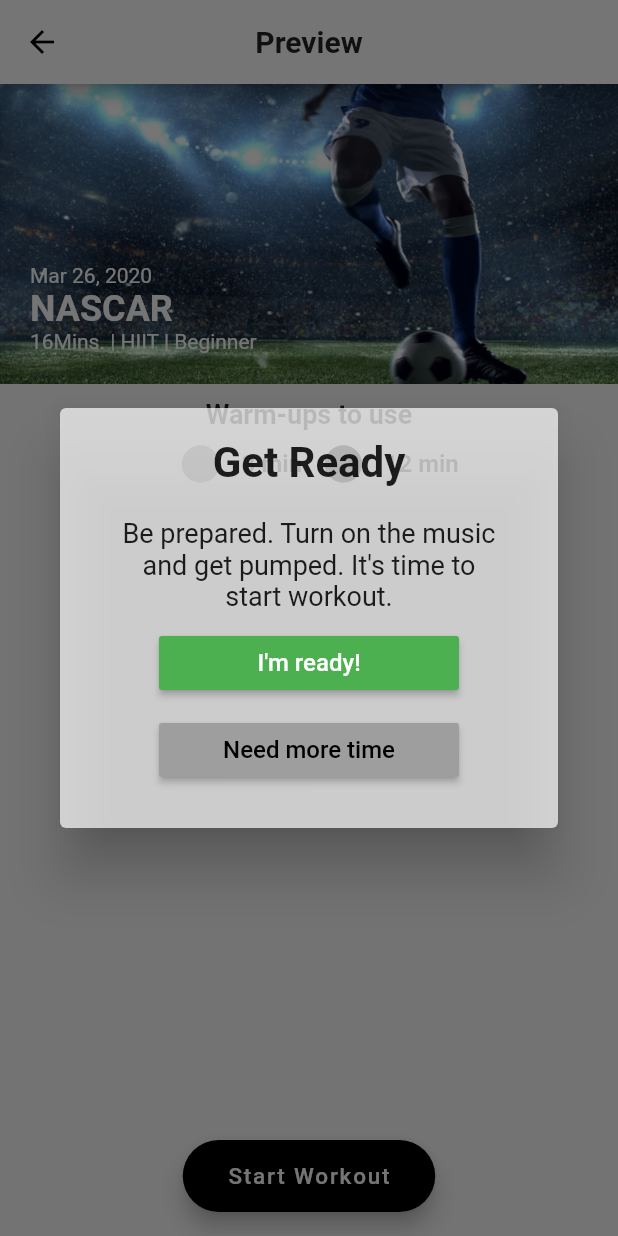
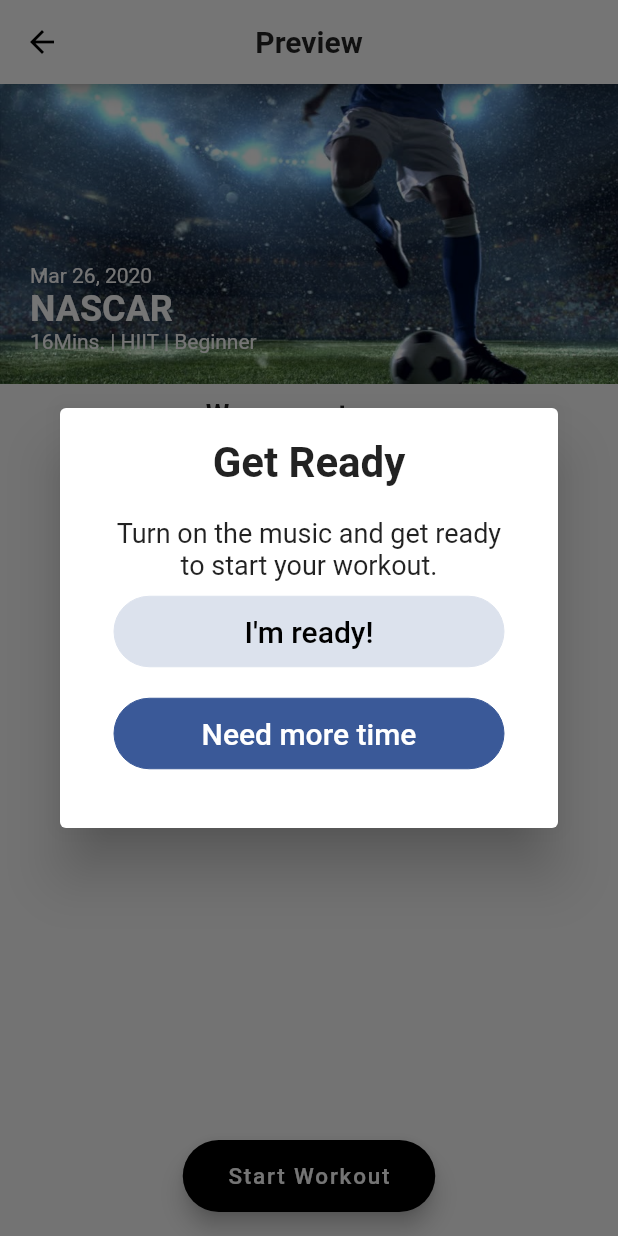
Before and after one commit to B-bobkov/flutter-health-fitness, a Flutter app: the SoccerBasics screen opened by its route, after a tap on "Start Workout", on a phone screen of 412 x 824 dp. Run offline on Flutter 3.47's test engine with Material 2 defaults, Android fonts, the phone set to English and light mode, and no system bars; our stand-ins replace audioplayers, carousel_slider, cloud_firestore, firebase_auth, flutter_swiper, shared_preferences and 4 more; missing offline and left inert: mailer; accounts and stored records are empty; Roboto replaces fonts that are missing (OpenSans); statements that could not run were skipped.

Commit message:
update some screens

```diff
--- a/lib/ui/screens/ready_screen.dart
+++ b/lib/ui/screens/ready_screen.dart
@@ -68,7 +68,7 @@ class _ReadyState extends State<Ready> {
       body: new Center(
         child: new Text(_start.toString(),
           style: TextStyle(
-            fontSize: 240,
+            fontSize: 480,
             fontFamily: 'HK Grotesk',
             color: Colors.white,
           ),
--- a/lib/ui/screens/soccerbasics_screen.dart
+++ b/lib/ui/screens/soccerbasics_screen.dart
@@ -7,6 +7,7 @@ import 'package:onboarding_flow/ui/screens/ready_screen.dart';
 import 'package:onboarding_flow/ui/screens/main_screen.dart';
 import 'package:onboarding_flow/ui/screens/video_screen.dart';
 import 'package:onboarding_flow/ui/widgets/custom_circle_button.dart';
+import 'package:onboarding_flow/ui/widgets/custom_flat_button.dart';
 
 class SoccerBasics extends StatefulWidget {
   final FirebaseUser firebaseUser;
@@ -182,7 +183,7 @@ class _SoccerBasicsState extends State<SoccerBasics> {
             context: context,
             builder: (context) {
               return Dialog(
-                backgroundColor: Colors.white.withOpacity(0.7),
+                backgroundColor: Colors.white,
                 // shape: RoundedRectangleBorder(borderRadius: BorderRadius.circular(40)),
                 elevation: 16,
                 child: Container(
@@ -201,22 +202,17 @@ class _SoccerBasicsState extends State<SoccerBasics> {
                               ),
                             ),
                           ),
-                          Text("Be prepared. Turn on the music", style: TextStyle(fontSize: 18.0),),
-                          Text("and get pumped. It's time to", style: TextStyle(fontSize: 18.0),),
-                          Text("start workout.", style: TextStyle(fontSize: 18.0),),
+                          Text("Turn on the music and get ready", style: TextStyle(fontSize: 18.0),),
+                          Text("to start your workout.", style: TextStyle(fontSize: 18.0),),
                           Padding(
                             padding: EdgeInsets.all(10.0),
                             child: ButtonTheme(
-                              minWidth: 200.0,
+                              minWidth: 260.0,
                               // height: 100.0,
-                              child: RaisedButton(
-                                color: Colors.green,
-                                child: Text("I'm ready!",
-                                  style: TextStyle(
-                                    fontSize: 16.0,
-                                    color: Colors.white,
-                                  ),
-                                ),
+                              child: CustomFlatButton(
+                                title: "I'm ready!",
+                                fontSize: 20,
+                                textColor: Colors.black,
                                 onPressed: () {
                                   Navigator.push(
                                     context,
@@ -226,25 +222,29 @@ class _SoccerBasicsState extends State<SoccerBasics> {
                                       )),
                                   );
                                 },
+                                splashColor: Colors.black12,
+                                borderColor: Color(0xFFDCE2ED),
+                                borderWidth: 0,
+                                color: Color(0xFFDCE2ED),
                               ),
                             ),
                           ),
                           Padding(
-                            padding: EdgeInsets.all(0.0),
+                            padding: EdgeInsets.all(10.0),
                             child: ButtonTheme(
-                              minWidth: 200.0,
+                              minWidth: 260.0,
                               // height: 100.0,
-                              child: RaisedButton(
-                                color: Colors.grey,
-                                child: Text("Need more time",
-                                  style: TextStyle(
-                                    fontSize: 16.0,
-                                    color: Colors.black,
-                                  ),
-                                ),
+                              child: CustomFlatButton(
+                                title: "Need more time",
+                                fontSize: 20,
+                                textColor: Colors.white,
                                 onPressed: () {
                                   Navigator.pop(context);
                                 },
+                                splashColor: Colors.black12,
+                                borderColor: Color(0xFF3A5998),
+                                borderWidth: 0,
+                                color: Color(0xFF3A5998),
                               ),
                             ),
                           ),
--- a/pubspec.yaml
+++ b/pubspec.yaml
@@ -17,7 +17,7 @@ dependencies:
     sdk: flutter
   flutter_swiper : any
   firebase_auth:
-  flutter_facebook_login: ^1.1.1
+  # flutter_facebook_login: ^1.1.1
   shared_preferences: any
   cloud_firestore: ^0.9.0
   intl: any
@@ -25,7 +25,7 @@ dependencies:
   sliding_up_panel: any
   cached_network_image: any
   smooth_page_indicator: any
-  fit_kit: ^1.1.1
+  # fit_kit: ^1.1.1
   audioplayers: any
   video_player: ^0.10.8+1
   mailer: ^3.0.3
```
Also changed, not shown: lib/ui/screens/exercise_screen.dart (+4 -10 lines), lib/ui/screens/report_screen.dart (+9 -9 lines), lib/ui/screens/sign_in_screen.dart (+37 -37 lines), lib/ui/screens/welcome_screen.dart (+6 -2 lines), pubspec.lock, 3 other files.
